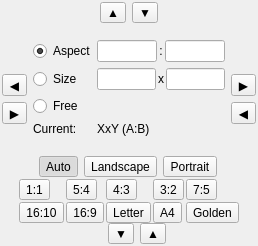
Old version of the form src/ui/Cropper.ui in the repository wagenadl/photohoard.
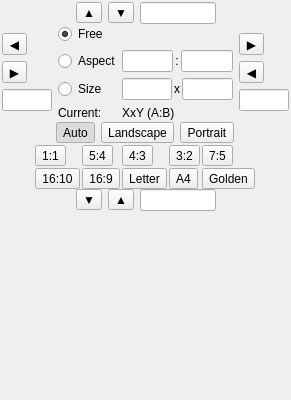
New version of the form.

Commit message: Working on Cropper panel

What changed in the file:
```diff
--- a/src/ui/Cropper.ui
+++ b/src/ui/Cropper.ui
@@ -6,8 +6,8 @@
    <rect>
     <x>0</x>
     <y>0</y>
-    <width>258</width>
-    <height>246</height>
+    <width>291</width>
+    <height>400</height>
    </rect>
   </property>
   <property name="windowTitle">
@@ -62,6 +62,9 @@
         </property>
        </widget>
       </item>
+      <item>
+       <widget class="QLineEdit" name="crop_top"/>
+      </item>
       <item>
        <spacer name="horizontalSpacer_2">
         <property name="orientation">
@@ -138,6 +141,16 @@
            </property>
           </widget>
          </item>
+         <item>
+          <widget class="QLineEdit" name="crop_left">
+           <property name="minimumSize">
+            <size>
+             <width>50</width>
+             <height>0</height>
+            </size>
+           </property>
+          </widget>
+         </item>
          <item>
           <spacer name="verticalSpacer_4">
            <property name="orientation">
@@ -189,7 +202,7 @@
            </property>
           </spacer>
          </item>
-         <item row="1" column="1">
+         <item row="2" column="1">
           <widget class="QWidget" name="widget_13" native="true">
            <layout class="QHBoxLayout" name="horizontalLayout_10">
             <property name="spacing">
@@ -218,13 +231,6 @@
           </widget>
          </item>
          <item row="3" column="0">
-          <widget class="QRadioButton" name="tgt_free">
-           <property name="text">
-            <string>Free</string>
-           </property>
-          </widget>
-         </item>
-         <item row="2" column="0">
           <widget class="QRadioButton" name="tgt_size">
            <property name="focusPolicy">
             <enum>Qt::NoFocus</enum>
@@ -237,7 +243,7 @@
            </property>
           </widget>
          </item>
-         <item row="5" column="0">
+         <item row="6" column="0">
           <spacer name="verticalSpacer_6">
            <property name="orientation">
             <enum>Qt::Vertical</enum>
@@ -250,7 +256,7 @@
            </property>
           </spacer>
          </item>
-         <item row="1" column="0">
+         <item row="2" column="0">
           <widget class="QRadioButton" name="tgt_aspect">
            <property name="focusPolicy">
             <enum>Qt::NoFocus</enum>
@@ -262,18 +268,18 @@
             <bool>true</bool>
            </property>
            <property name="checked">
-            <bool>true</bool>
+            <bool>false</bool>
            </property>
           </widget>
          </item>
-         <item row="4" column="0">
+         <item row="5" column="0">
           <widget class="QLabel" name="label_3">
            <property name="text">
             <string>Current:</string>
            </property>
           </widget>
          </item>
-         <item row="2" column="1">
+         <item row="3" column="1">
           <widget class="QWidget" name="widget_14" native="true">
            <layout class="QHBoxLayout" name="horizontalLayout_11">
             <property name="spacing">
@@ -301,13 +307,23 @@
            </layout>
           </widget>
          </item>
-         <item row="4" column="1">
+         <item row="5" column="1">
           <widget class="QLabel" name="current">
            <property name="text">
             <string>XxY (A:B)</string>
            </property>
           </widget>
          </item>
+         <item row="1" column="0">
+          <widget class="QRadioButton" name="tgt_free">
+           <property name="text">
+            <string>Free</string>
+           </property>
+           <property name="checked">
+            <bool>true</bool>
+           </property>
+          </widget>
+         </item>
         </layout>
        </widget>
       </item>
@@ -378,6 +394,16 @@
            </property>
           </widget>
          </item>
+         <item>
+          <widget class="QLineEdit" name="crop_right">
+           <property name="minimumSize">
+            <size>
+             <width>50</width>
+             <height>0</height>
+            </size>
+           </property>
+          </widget>
+         </item>
          <item>
           <spacer name="verticalSpacer_2">
            <property name="orientation">
@@ -757,6 +783,9 @@
         </property>
        </widget>
       </item>
+      <item>
+       <widget class="QLineEdit" name="crop_bottom"/>
+      </item>
       <item>
        <spacer name="horizontalSpacer_4">
         <property name="orientation">
@@ -764,7 +793,7 @@
         </property>
         <property name="sizeHint" stdset="0">
          <size>
-          <width>40</width>
+          <width>96</width>
           <height>20</height>
          </size>
         </property>
@@ -773,6 +802,19 @@
      </layout>
     </widget>
    </item>
+   <item>
+    <spacer name="verticalSpacer_8">
+     <property name="orientation">
+      <enum>Qt::Vertical</enum>
+     </property>
+     <property name="sizeHint" stdset="0">
+      <size>
+       <width>20</width>
+       <height>4000</height>
+      </size>
+     </property>
+    </spacer>
+   </item>
   </layout>
  </widget>
  <resources/>
```
The commit also changes 10 other files.
